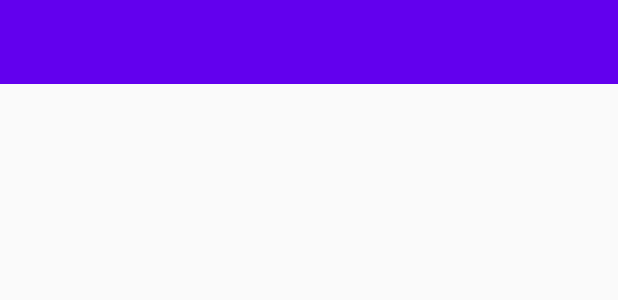
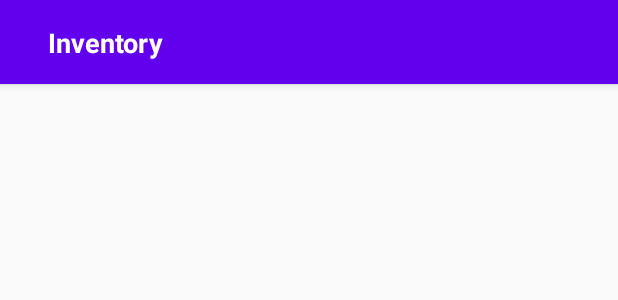
Before and after one commit to P-Burk/Inventory_Application, an Android app: the layout activity_inventory.xml on its own in the app's theme, with its tools: preview values and no code run, on a phone screen of 412 x 824 dp. Shown: the top 300 px of the screen. Run offline under Robolectric (Android 15) with nearby library versions, the phone set to English and light mode, and no system bars.

Commit message:
added toolbar/appbar things

```diff
--- a/app/src/main/java/com/pburkhardt/inventory_application/inventory.java
+++ b/app/src/main/java/com/pburkhardt/inventory_application/inventory.java
@@ -1,6 +1,7 @@
 package com.pburkhardt.inventory_application;
 
 import androidx.appcompat.app.AppCompatActivity;
+import androidx.appcompat.widget.Toolbar;
 
 import android.os.Bundle;
 
@@ -10,6 +11,8 @@ public class inventory extends AppCompatActivity {
     protected void onCreate(Bundle savedInstanceState) {
         super.onCreate(savedInstanceState);
         setContentView(R.layout.activity_inventory);
-
+        Toolbar myToolbar = (Toolbar) findViewById(R.id.inventoryToolBar);
+        setSupportActionBar(myToolbar);
+        //setTitle("Inventory");
     }
 }
--- a/app/src/main/res/layout/activity_inventory.xml
+++ b/app/src/main/res/layout/activity_inventory.xml
@@ -1,10 +1,20 @@
 <?xml version="1.0" encoding="utf-8"?>
-<androidx.constraintlayout.widget.ConstraintLayout xmlns:android="http://schemas.android.com/apk/res/android"
+<androidx.coordinatorlayout.widget.CoordinatorLayout xmlns:android="http://schemas.android.com/apk/res/android"
     xmlns:app="http://schemas.android.com/apk/res-auto"
-    xmlns:tools="http://schemas.android.com/tools"
+
+
     android:layout_width="match_parent"
-    android:layout_height="match_parent"
-    tools:context=".inventory">
+    android:layout_height="match_parent">
+
+    <com.google.android.material.appbar.AppBarLayout
+        android:id="@+id/appBarLayout"
+
+        android:layout_width="match_parent"
+        android:layout_height="wrap_content">
+
+        <androidx.constraintlayout.widget.ConstraintLayout
+            android:layout_width="match_parent"
+            android:layout_height="match_parent">
 
             <androidx.appcompat.widget.Toolbar
                 android:id="@+id/inventoryToolBar"
@@ -12,10 +22,27 @@
                 android:layout_height="wrap_content"
                 android:background="@color/purple_500"
                 android:minHeight="?attr/actionBarSize"
-        android:theme="?attr/actionBarTheme"
+                android:theme="@style/ToolBarTheme"
                 app:layout_constraintBottom_toBottomOf="parent"
                 app:layout_constraintEnd_toEndOf="parent"
                 app:layout_constraintStart_toStartOf="parent"
-        app:layout_constraintTop_toTopOf="parent"
-        app:layout_constraintVertical_bias="0.0" />
+                app:layout_constraintTop_toTopOf="parent" />
+
+            <TextView
+                android:id="@+id/textView2"
+                android:layout_width="wrap_content"
+                android:layout_height="wrap_content"
+                android:layout_marginStart="32dp"
+                android:text="@string/inventoryBarText"
+                android:textColor="#ffff"
+                android:textSize="18sp"
+                android:textStyle="bold"
+                app:layout_constraintBottom_toBottomOf="parent"
+                app:layout_constraintStart_toStartOf="@+id/inventoryToolBar"
+                app:layout_constraintTop_toTopOf="parent" />
         </androidx.constraintlayout.widget.ConstraintLayout>
+
+    </com.google.android.material.appbar.AppBarLayout>
+
+
+</androidx.coordinatorlayout.widget.CoordinatorLayout>
--- a/app/src/main/res/values/style.xml
+++ b/app/src/main/res/values/style.xml
@@ -6,4 +6,9 @@
         <item name="colorAccent">@color/colorAccent</item>
     </style>
 
+    <style name="ToolBarTheme" parent="Theme.AppCompat.Light.DarkActionBar">
+        <item name="colorPrimary">@color/colorPrimary</item>
+        <item name="colorPrimaryDark">@color/colorPrimaryDark</item>
+        <item name="colorAccent">@color/colorAccent</item>
+    </style>
 </resources>
```
Lines whose indentation alone changed are shown as unchanged.
